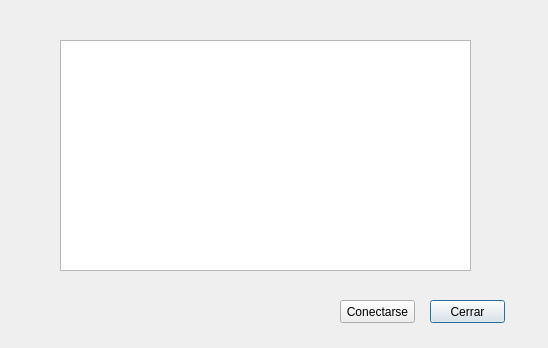
This is Cliente/ventanahistorial.ui in GrageraE/App-Mensajeria as Qt 5 draws it before an edit. The edited form follows.
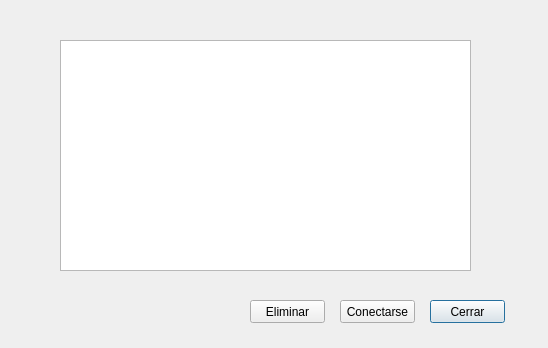
This is the edited form.

Patch:
```diff
--- a/Cliente/ventanahistorial.ui
+++ b/Cliente/ventanahistorial.ui
@@ -49,6 +49,19 @@
     <string>Conectarse</string>
    </property>
   </widget>
+  <widget class="QPushButton" name="pushButton_3">
+   <property name="geometry">
+    <rect>
+     <x>250</x>
+     <y>300</y>
+     <width>75</width>
+     <height>23</height>
+    </rect>
+   </property>
+   <property name="text">
+    <string>Eliminar</string>
+   </property>
+  </widget>
  </widget>
  <resources/>
  <connections/>
```
